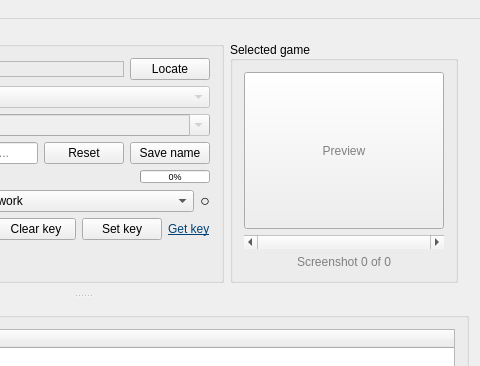
Old version of the form mainwindow.ui in the repository Alsweider/SteaScreeLoaded; both pictures show x 314 to 794 and y 0 to 366 of the 794 by 626 pixel window.
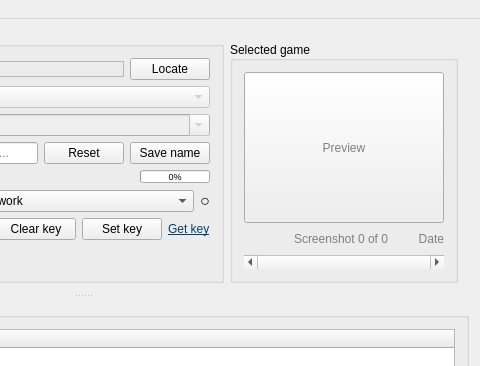
New version of the form. Icons and pictures are not drawn. Custom widgets are drawn as their Qt base class.

The edit to the form file:
```diff
--- a/mainwindow.ui
+++ b/mainwindow.ui
@@ -746,7 +746,7 @@
              </property>
             </widget>
            </item>
-           <item row="1" column="0">
+           <item row="3" column="0">
             <widget class="QScrollBar" name="horizontalScrollBarScreenshots">
              <property name="sizePolicy">
               <sizepolicy hsizetype="Expanding" vsizetype="Fixed">
@@ -772,6 +772,24 @@
             </widget>
            </item>
            <item row="2" column="0">
+            <layout class="QHBoxLayout" name="horizontalLayout_9">
+             <property name="sizeConstraint">
+              <enum>QLayout::SetDefaultConstraint</enum>
+             </property>
+             <item>
+              <spacer name="horizontalSpacer">
+               <property name="orientation">
+                <enum>Qt::Horizontal</enum>
+               </property>
+               <property name="sizeHint" stdset="0">
+                <size>
+                 <width>40</width>
+                 <height>20</height>
+                </size>
+               </property>
+              </spacer>
+             </item>
+             <item>
             <widget class="QLabel" name="label_previewCount">
              <property name="sizePolicy">
               <sizepolicy hsizetype="Expanding" vsizetype="Fixed">
@@ -792,12 +810,33 @@
               <string notr="true">color: grey;</string>
              </property>
              <property name="text">
-              <string>Screenshot 0 of 0</string>
+                <string>&lt;html&gt;&lt;head/&gt;&lt;body&gt;&lt;p align=&quot;center&quot;&gt;Screenshot 0 of 0&lt;/p&gt;&lt;/body&gt;&lt;/html&gt;</string>
              </property>
              <property name="alignment">
               <set>Qt::AlignBottom|Qt::AlignHCenter</set>
              </property>
             </widget>
+             </item>
+             <item>
+              <widget class="QLabel" name="label_previewDate">
+               <property name="sizePolicy">
+                <sizepolicy hsizetype="Expanding" vsizetype="Fixed">
+                 <horstretch>0</horstretch>
+                 <verstretch>0</verstretch>
+                </sizepolicy>
+               </property>
+               <property name="styleSheet">
+                <string notr="true">color: grey</string>
+               </property>
+               <property name="text">
+                <string>&lt;html&gt;&lt;head/&gt;&lt;body&gt;&lt;p align=&quot;right&quot;&gt;Date&lt;/p&gt;&lt;/body&gt;&lt;/html&gt;</string>
+               </property>
+               <property name="alignment">
+                <set>Qt::AlignRight|Qt::AlignTrailing|Qt::AlignVCenter</set>
+               </property>
+              </widget>
+             </item>
+            </layout>
            </item>
           </layout>
          </widget>
```
Lines whose indentation alone changed are shown as unchanged.
